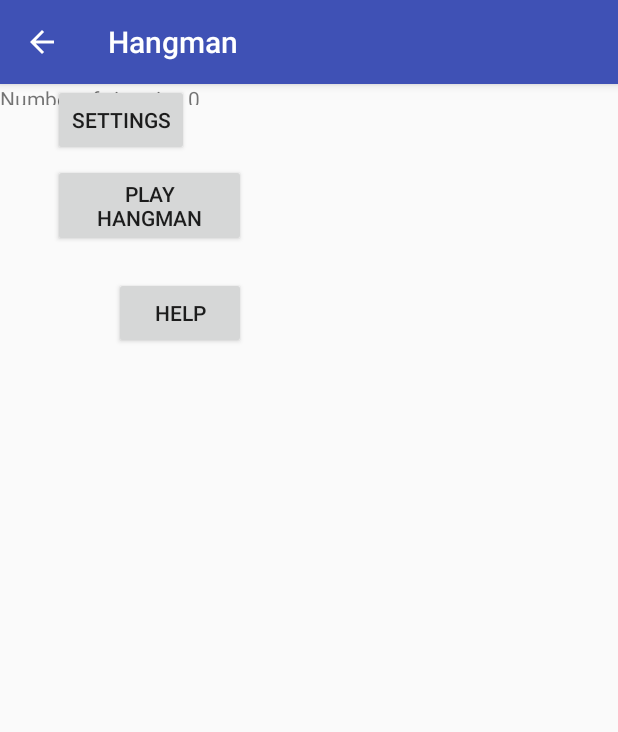
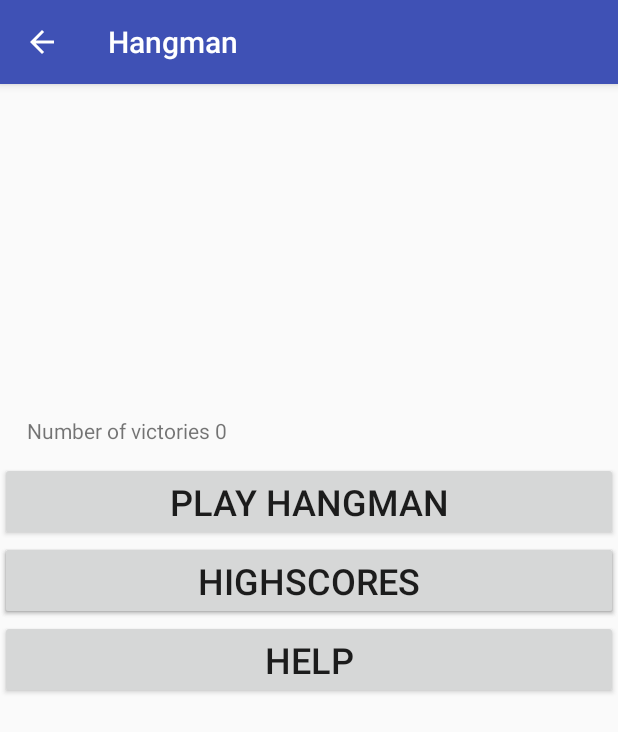
Before and after one commit to Sofiefreja/GalgeLeg3, an Android app: the screen it shows after launch (MainActivity), on a phone screen of 412 x 824 dp. Shown: the top 732 px of the screen. Run offline under Robolectric (Android 15) with nearby library versions, the phone set to English and light mode, and no system bars; network calls fail.

Commit message:
highscores virker!

```diff
--- a/app/build.gradle
+++ b/app/build.gradle
@@ -28,4 +28,5 @@ dependencies {
     compile 'com.android.support.constraint:constraint-layout:1.0.2'
     testCompile 'junit:junit:4.12'
     compile 'nl.dionsegijn:konfetti:1.1.0'
+    compile 'com.google.code.gson:gson:2.8.2'
 }
--- a/app/src/main/java/com/example/sofie/galgeleg/MainMenu.java
+++ b/app/src/main/java/com/example/sofie/galgeleg/MainMenu.java
@@ -31,10 +31,10 @@ public class MainMenu extends Fragment implements View.OnClickListener {
     @Override
     public View onCreateView(LayoutInflater i, ViewGroup container, Bundle savedInstanceState) {
     View src = i.inflate(R.layout.activity_mainmenu, container, false);
-    play = (Button) src.findViewById(R.id.button1);
-    settings = (Button) src.findViewById(R.id.button2);
+    play = (Button) src.findViewById(R.id.startGame);
+    settings = (Button) src.findViewById(R.id.settings);
     help = (Button) src.findViewById(R.id.help);
-    //highScores = (Button) src.findViewById(R.id.highscores);
+    highScores = (Button) src.findViewById(R.id.highscores);
 
        /* victories = (TextView) src.findViewById(R.id.victories);
         sharedP = getSharedPreferences("Victories", Context.MODE_PRIVATE);
@@ -44,13 +44,13 @@ public class MainMenu extends Fragment implements View.OnClickListener {
         play.setText("Play Hangman");
         settings.setText("Settings");
         help.setText("Help");
-      //  highScores.setText("HighScores");
+        highScores.setText("HighScores");
 
 
         play.setOnClickListener(this);
         settings.setOnClickListener(this);
         help.setOnClickListener(this);
-        //highScores.setOnClickListener(this);
+        highScores.setOnClickListener(this);
         victories = (TextView) src.findViewById(R.id.victories);
 
         shared = PreferenceManager.getDefaultSharedPreferences(getActivity());
@@ -89,10 +89,16 @@ public class MainMenu extends Fragment implements View.OnClickListener {
             getFragmentManager().beginTransaction()
                     .setCustomAnimations(android.R.anim.slide_in_left, android.R.anim.slide_out_right)
                     .replace(R.id.fragments, fragment).addToBackStack(null).commit();
-        } /*else if(v == highScores) {
-            Intent i = new Intent();
+        } else if(v == highScores) {
+            HighScore fragment = new HighScore();
+            Bundle arguments = new Bundle();
+            fragment.setArguments(arguments);
 
-        }*/
+            getFragmentManager().beginTransaction()
+                    .setCustomAnimations(android.R.anim.slide_in_left, android.R.anim.slide_out_right)
+                    .replace(R.id.fragments, fragment).addToBackStack(null).commit();
+
+        }
 
     }
     public void onResume() {
--- a/app/src/main/java/com/example/sofie/galgeleg/Words.java
+++ b/app/src/main/java/com/example/sofie/galgeleg/Words.java
@@ -55,8 +55,7 @@ public class Words extends Fragment implements View.OnClickListener, AdapterView
         return source;
 
     }
-    public void onItemSelected(AdapterView<?> parent, View view,
-                               int pos, long id) {
+    public void onItemSelected(AdapterView<?> parent, View view, int pos, long id) {
         String sSelected = parent.getItemAtPosition(pos).toString();
         Toast.makeText(getActivity(),sSelected,Toast.LENGTH_SHORT).show();
         logic.setWord(sSelected);
--- a/app/src/main/res/layout/activity_mainmenu.xml
+++ b/app/src/main/res/layout/activity_mainmenu.xml
@@ -1,83 +1,68 @@
 <?xml version="1.0" encoding="utf-8"?>
 <RelativeLayout xmlns:android="http://schemas.android.com/apk/res/android"
     xmlns:app="http://schemas.android.com/apk/res-auto"
-    xmlns:tools="http://schemas.android.com/tools"
     android:layout_width="match_parent"
     android:layout_height="match_parent">
-
-    <Button
-        android:id="@+id/button1"
-        android:layout_width="wrap_content"
-        android:layout_height="wrap_content"
-        android:layout_marginBottom="41dp"
-        android:layout_marginEnd="248dp"
-        android:layout_marginStart="35dp"
-        android:layout_marginTop="53dp"
-        android:text="Play game"
-        app:layout_constraintBottom_toTopOf="@+id/button2"
-        app:layout_constraintEnd_toEndOf="parent"
-        app:layout_constraintStart_toStartOf="parent"
-        app:layout_constraintTop_toTopOf="parent" />
-
-    <Button
-        android:id="@+id/button2"
-        android:layout_width="wrap_content"
-        android:layout_height="wrap_content"
-        android:layout_marginBottom="321dp"
-        android:layout_marginEnd="258dp"
-        android:layout_marginStart="35dp"
-        android:text="settings"
-        app:layout_constraintBottom_toBottomOf="parent"
-        app:layout_constraintEnd_toEndOf="parent"
-        app:layout_constraintStart_toStartOf="parent" />
-
-   <!-- <Button
-        android:id="@+id/highscores"
-        android:layout_width="wrap_content"
-        android:layout_height="wrap_content"
-        android:layout_marginBottom="196dp"
-        android:layout_marginEnd="258dp"
-        android:layout_marginStart="35dp"
-        android:text="settings"
-        app:layout_constraintBottom_toBottomOf="parent"
-        app:layout_constraintEnd_toEndOf="parent"
-        app:layout_constraintHorizontal_bias="1.0"
-        app:layout_constraintStart_toStartOf="parent" />-->
-    <Button
-        android:id="@+id/help"
-        android:layout_width="wrap_content"
-        android:layout_height="wrap_content"
-        android:layout_alignEnd="@+id/button1"
-        android:layout_alignTop="@+id/button1"
-        android:layout_marginTop="75dp"
-        android:text="help"
-        app:layout_constraintBottom_toBottomOf="parent"
-        app:layout_constraintEnd_toEndOf="parent"
-        app:layout_constraintHorizontal_bias="1.0"
-        app:layout_constraintStart_toStartOf="parent" />
 
     <TextView
         android:id="@+id/victories"
         android:layout_width="wrap_content"
         android:layout_height="wrap_content"
-        android:layout_above="@+id/help"
-        android:layout_marginBottom="39dp"
+        android:layout_above="@+id/startGame"
+        android:layout_alignParentStart="true"
+        android:layout_marginBottom="11dp"
+        android:layout_marginStart="18dp"
         android:text="TextView" />
 
-   <!-- <Button
-        android:id="@+id/b_add"
-        android:layout_width="wrap_content"
+    <Button
+        android:id="@+id/startGame"
+        android:layout_width="match_parent"
         android:layout_height="wrap_content"
-        android:layout_alignStart="@+id/tv_score"
-        android:layout_below="@+id/button2"
-        android:layout_marginStart="34dp"
-        android:text="add" />
+        android:layout_above="@+id/settings"
+        android:layout_alignParentStart="true"
+        android:text="Start spillet"
+        android:textSize="24sp"
+        app:layout_constraintLeft_toLeftOf="parent"
+        app:layout_constraintRight_toRightOf="parent"
+        app:layout_constraintTop_toTopOf="@+id/settings" />
 
     <Button
-        android:id="@+id/b_end"
-        android:layout_width="wrap_content"
+        android:id="@+id/settings"
+        android:layout_width="match_parent"
         android:layout_height="wrap_content"
-        android:layout_above="@+id/tv_score"
-        android:layout_centerHorizontal="true"
-        android:text="end" />-->
+        android:layout_above="@+id/help"
+        android:layout_alignParentStart="true"
+        android:text="Settings"
+        android:textSize="24sp"
+        app:layout_constraintLeft_toLeftOf="parent"
+        app:layout_constraintRight_toRightOf="parent"
+        app:layout_constraintTop_toBottomOf="@+id/startGame"
+        app:layout_constraintTop_toTopOf="@+id/help" />
+    <Button
+        android:id="@+id/highscores"
+        android:layout_width="match_parent"
+        android:layout_height="wrap_content"
+        android:layout_above="@+id/help"
+        android:layout_alignParentStart="true"
+        android:text="Settings"
+        android:textSize="24sp"
+        app:layout_constraintLeft_toLeftOf="parent"
+        app:layout_constraintRight_toRightOf="parent"
+        app:layout_constraintTop_toBottomOf="@+id/startGame"
+        app:layout_constraintTop_toTopOf="@+id/help" />
+
+    <Button
+        android:id="@+id/help"
+        android:layout_width="match_parent"
+        android:layout_height="wrap_content"
+        android:layout_alignParentStart="true"
+        android:layout_centerVertical="true"
+        android:text="Help"
+        android:textSize="24sp"
+        app:layout_constraintLeft_toLeftOf="parent"
+        app:layout_constraintRight_toRightOf="parent"
+        app:layout_constraintTop_toBottomOf="@+id/settings" />
+
+
+
 </RelativeLayout>
```
Also changed, not shown: app/src/main/java/com/example/sofie/galgeleg/EndGame.java (+8 -7 lines), app/src/main/java/com/example/sofie/galgeleg/Game.java (+38 -9 lines), app/src/main/java/com/example/sofie/galgeleg/HighScore.java (added, +59 -0 lines), app/src/main/res/layout/activity_game.xml (+26 -23 lines), app/src/main/res/layout/activity_highscore.xml (added, +14 -0 lines).
